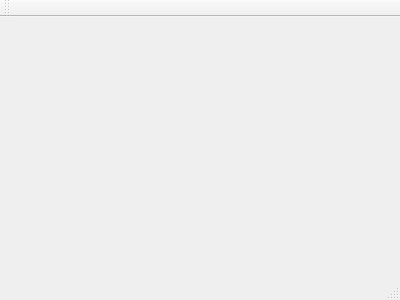
First picture: the form in Programme/Dodge_Cruasder/mainwindow.ui, repository tikotti/PPO_G6_DODGE_CRUSADERS, before the edit.
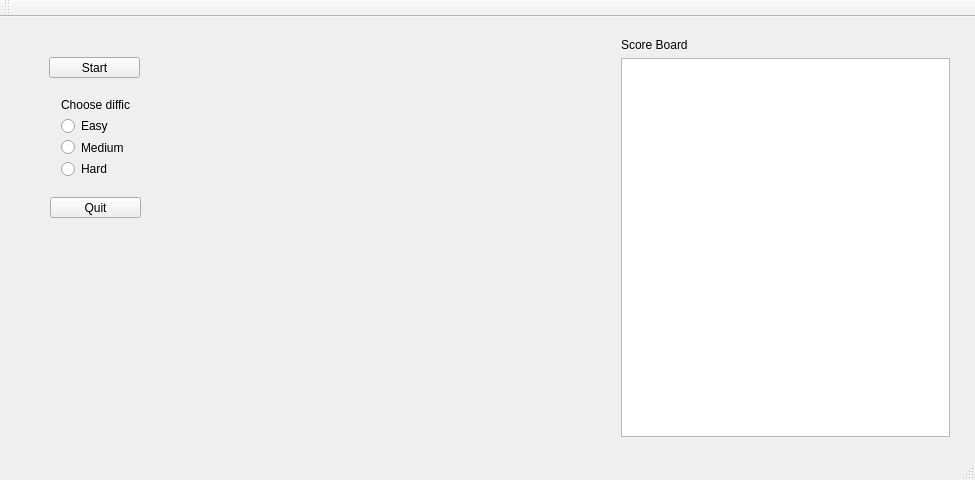
Second picture: the form after the edit.

Patch:
```diff
--- a/Programme/Dodge_Cruasder/mainwindow.ui
+++ b/Programme/Dodge_Cruasder/mainwindow.ui
@@ -1,24 +1,131 @@
 <ui version="4.0">
  <class>MainWindow</class>
- <widget class="QMainWindow" name="MainWindow" >
-  <property name="geometry" >
+ <widget class="QMainWindow" name="MainWindow">
+  <property name="geometry">
    <rect>
     <x>0</x>
     <y>0</y>
-    <width>400</width>
-    <height>300</height>
+    <width>975</width>
+    <height>480</height>
    </rect>
   </property>
   <property name="windowTitle" >
    <string>MainWindow</string>
   </property>
-  <widget class="QMenuBar" name="menuBar" />
-  <widget class="QToolBar" name="mainToolBar" />
-  <widget class="QWidget" name="centralWidget" />
-  <widget class="QStatusBar" name="statusBar" />
+  <widget class="QWidget" name="centralWidget">
+   <widget class="QPushButton" name="pushButton">
+    <property name="geometry">
+     <rect>
+      <x>49</x>
+      <y>40</y>
+      <width>91</width>
+      <height>21</height>
+     </rect>
+    </property>
+    <property name="text">
+     <string>Start</string>
+    </property>
+   </widget>
+   <widget class="QPushButton" name="pushButton_2">
+    <property name="geometry">
+     <rect>
+      <x>50</x>
+      <y>180</y>
+      <width>91</width>
+      <height>21</height>
+     </rect>
+    </property>
+    <property name="text">
+     <string>Quit</string>
+    </property>
+   </widget>
+   <widget class="QWidget" name="verticalLayoutWidget">
+    <property name="geometry">
+     <rect>
+      <x>50</x>
+      <y>70</y>
+      <width>91</width>
+      <height>101</height>
+     </rect>
+    </property>
+    <layout class="QVBoxLayout" name="verticalLayout">
+     <item>
+      <widget class="QLabel" name="label">
+       <property name="text">
+        <string>Choose difficulty</string>
+       </property>
+      </widget>
+     </item>
+     <item>
+      <widget class="QRadioButton" name="radioButton">
+       <property name="text">
+        <string>Easy</string>
+       </property>
+      </widget>
+     </item>
+     <item>
+      <widget class="QRadioButton" name="radioButton_2">
+       <property name="enabled">
+        <bool>true</bool>
+       </property>
+       <property name="text">
+        <string>Medium</string>
+       </property>
+      </widget>
+     </item>
+     <item>
+      <widget class="QRadioButton" name="radioButton_3">
+       <property name="text">
+        <string>Hard</string>
+       </property>
+      </widget>
+     </item>
+    </layout>
+   </widget>
+   <widget class="QWidget" name="verticalLayoutWidget_2">
+    <property name="geometry">
+     <rect>
+      <x>610</x>
+      <y>10</y>
+      <width>351</width>
+      <height>421</height>
+     </rect>
+    </property>
+    <layout class="QVBoxLayout" name="verticalLayout_2">
+     <item>
+      <widget class="QLabel" name="label_2">
+       <property name="text">
+        <string>Score Board</string>
+       </property>
+      </widget>
+     </item>
+     <item>
+      <widget class="QListView" name="listView"/>
+     </item>
+    </layout>
+   </widget>
+  </widget>
+  <widget class="QMenuBar" name="menuBar">
+   <property name="geometry">
+    <rect>
+     <x>0</x>
+     <y>0</y>
+     <width>975</width>
+     <height>20</height>
+    </rect>
+   </property>
+  </widget>
+  <widget class="QToolBar" name="mainToolBar">
+   <attribute name="toolBarArea">
+    <enum>TopToolBarArea</enum>
+   </attribute>
+   <attribute name="toolBarBreak">
+    <bool>true</bool>
+   </attribute>
+  </widget>
+  <widget class="QStatusBar" name="statusBar"/>
  </widget>
- <layoutDefault spacing="6" margin="11" />
- <pixmapfunction></pixmapfunction>
+ <layoutdefault spacing="6" margin="11"/>
  <resources/>
  <connections/>
 </ui>
```
Left out of the diff: 3 changed lines with no effect on the pictures.
